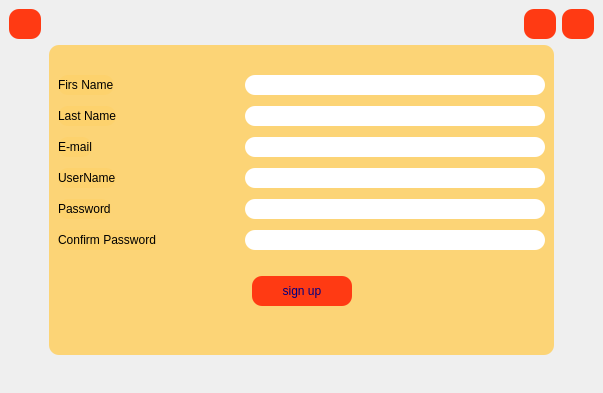
Old version of the form signupform.ui in the repository fatemebd/Library.
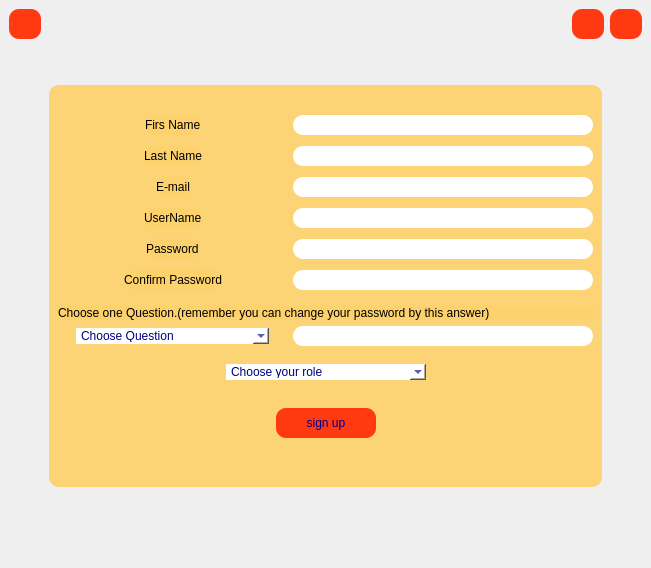
New version of the form. Icons and pictures are not drawn.

Commit message: completing signup form

Diff of the .ui file:
```diff
--- a/signupform.ui
+++ b/signupform.ui
@@ -6,8 +6,8 @@
    <rect>
     <x>0</x>
     <y>0</y>
-    <width>603</width>
-    <height>393</height>
+    <width>651</width>
+    <height>568</height>
    </rect>
   </property>
   <property name="windowTitle">
@@ -117,6 +117,19 @@
       </item>
      </layout>
     </item>
+    <item>
+     <spacer name="verticalSpacer_13">
+      <property name="orientation">
+       <enum>Qt::Vertical</enum>
+      </property>
+      <property name="sizeHint" stdset="0">
+       <size>
+        <width>20</width>
+        <height>40</height>
+       </size>
+      </property>
+     </spacer>
+    </item>
     <item>
      <layout class="QHBoxLayout" name="horizontalLayout_3">
       <property name="topMargin">
@@ -148,8 +161,14 @@
         </property>
         <property name="minimumSize">
          <size>
-          <width>150</width>
-          <height>200</height>
+          <width>200</width>
+          <height>300</height>
+         </size>
+        </property>
+        <property name="maximumSize">
+         <size>
+          <width>16777215</width>
+          <height>1000</height>
          </size>
         </property>
         <property name="styleSheet">
@@ -195,6 +214,19 @@
            <property name="topMargin">
             <number>0</number>
            </property>
+           <item>
+            <spacer name="horizontalSpacer_13">
+             <property name="orientation">
+              <enum>Qt::Horizontal</enum>
+             </property>
+             <property name="sizeHint" stdset="0">
+              <size>
+               <width>40</width>
+               <height>20</height>
+              </size>
+             </property>
+            </spacer>
+           </item>
            <item>
             <widget class="QLabel" name="label">
              <property name="styleSheet">
@@ -248,6 +280,19 @@
            <property name="topMargin">
             <number>0</number>
            </property>
+           <item>
+            <spacer name="horizontalSpacer_14">
+             <property name="orientation">
+              <enum>Qt::Horizontal</enum>
+             </property>
+             <property name="sizeHint" stdset="0">
+              <size>
+               <width>40</width>
+               <height>20</height>
+              </size>
+             </property>
+            </spacer>
+           </item>
            <item>
             <widget class="QLabel" name="label_4">
              <property name="styleSheet">
@@ -301,6 +346,19 @@
            <property name="topMargin">
             <number>0</number>
            </property>
+           <item>
+            <spacer name="horizontalSpacer_15">
+             <property name="orientation">
+              <enum>Qt::Horizontal</enum>
+             </property>
+             <property name="sizeHint" stdset="0">
+              <size>
+               <width>40</width>
+               <height>20</height>
+              </size>
+             </property>
+            </spacer>
+           </item>
            <item>
             <widget class="QLabel" name="label_5">
              <property name="styleSheet">
@@ -354,6 +412,19 @@
            <property name="topMargin">
             <number>0</number>
            </property>
+           <item>
+            <spacer name="horizontalSpacer_16">
+             <property name="orientation">
+              <enum>Qt::Horizontal</enum>
+             </property>
+             <property name="sizeHint" stdset="0">
+              <size>
+               <width>40</width>
+               <height>20</height>
+              </size>
+             </property>
+            </spacer>
+           </item>
            <item>
             <widget class="QLabel" name="label_2">
              <property name="styleSheet">
@@ -407,6 +478,19 @@
            <property name="topMargin">
             <number>0</number>
            </property>
+           <item>
+            <spacer name="horizontalSpacer_17">
+             <property name="orientation">
+              <enum>Qt::Horizontal</enum>
+             </property>
+             <property name="sizeHint" stdset="0">
+              <size>
+               <width>40</width>
+               <height>20</height>
+              </size>
+             </property>
+            </spacer>
+           </item>
            <item>
             <widget class="QLabel" name="label_3">
              <property name="styleSheet">
@@ -461,6 +545,19 @@
            <property name="topMargin">
             <number>0</number>
            </property>
+           <item>
+            <spacer name="horizontalSpacer_18">
+             <property name="orientation">
+              <enum>Qt::Horizontal</enum>
+             </property>
+             <property name="sizeHint" stdset="0">
+              <size>
+               <width>40</width>
+               <height>20</height>
+              </size>
+             </property>
+            </spacer>
+           </item>
            <item>
             <layout class="QVBoxLayout" name="verticalLayout_4">
              <property name="topMargin">
@@ -517,6 +614,202 @@
            <property name="sizeHint" stdset="0">
             <size>
              <width>20</width>
+             <height>10</height>
+            </size>
+           </property>
+          </spacer>
+         </item>
+         <item>
+          <layout class="QHBoxLayout" name="horizontalLayout_11">
+           <property name="topMargin">
+            <number>0</number>
+           </property>
+           <item>
+            <widget class="QLabel" name="label_7">
+             <property name="styleSheet">
+              <string notr="true">color:black;
+font: 75 9pt &quot;MS Shell Dlg 2&quot;;</string>
+             </property>
+             <property name="text">
+              <string>Choose one Question.(remember you can change your password by this answer)</string>
+             </property>
+            </widget>
+           </item>
+          </layout>
+         </item>
+         <item>
+          <layout class="QHBoxLayout" name="horizontalLayout_2">
+           <property name="topMargin">
+            <number>0</number>
+           </property>
+           <item>
+            <spacer name="horizontalSpacer_19">
+             <property name="orientation">
+              <enum>Qt::Horizontal</enum>
+             </property>
+             <property name="sizeHint" stdset="0">
+              <size>
+               <width>40</width>
+               <height>20</height>
+              </size>
+             </property>
+            </spacer>
+           </item>
+           <item>
+            <widget class="QComboBox" name="comboBox">
+             <property name="minimumSize">
+              <size>
+               <width>100</width>
+               <height>0</height>
+              </size>
+             </property>
+             <property name="styleSheet">
+              <string notr="true">background-color: white;</string>
+             </property>
+             <item>
+              <property name="text">
+               <string>Choose Question</string>
+              </property>
+             </item>
+             <item>
+              <property name="text">
+               <string>What is the name of your pet?</string>
+              </property>
+             </item>
+             <item>
+              <property name="text">
+               <string>What was name of toyr first teacher?</string>
+              </property>
+             </item>
+             <item>
+              <property name="text">
+               <string>What is your favorite team?</string>
+              </property>
+             </item>
+             <item>
+              <property name="text">
+               <string>What is yor favorite sport?</string>
+              </property>
+             </item>
+             <item>
+              <property name="text">
+               <string>What is your favorite book?</string>
+              </property>
+             </item>
+             <item>
+              <property name="text">
+               <string>What is your favorite car?</string>
+              </property>
+             </item>
+            </widget>
+           </item>
+           <item>
+            <spacer name="horizontalSpacer_12">
+             <property name="orientation">
+              <enum>Qt::Horizontal</enum>
+             </property>
+             <property name="sizeHint" stdset="0">
+              <size>
+               <width>40</width>
+               <height>20</height>
+              </size>
+             </property>
+            </spacer>
+           </item>
+           <item>
+            <widget class="QLineEdit" name="keyword">
+             <property name="minimumSize">
+              <size>
+               <width>300</width>
+               <height>20</height>
+              </size>
+             </property>
+            </widget>
+           </item>
+          </layout>
+         </item>
+         <item>
+          <spacer name="verticalSpacer_10">
+           <property name="orientation">
+            <enum>Qt::Vertical</enum>
+           </property>
+           <property name="sizeHint" stdset="0">
+            <size>
+             <width>20</width>
+             <height>10</height>
+            </size>
+           </property>
+          </spacer>
+         </item>
+         <item>
+          <layout class="QHBoxLayout" name="horizontalLayout_12">
+           <property name="topMargin">
+            <number>0</number>
+           </property>
+           <item>
+            <spacer name="horizontalSpacer_20">
+             <property name="orientation">
+              <enum>Qt::Horizontal</enum>
+             </property>
+             <property name="sizeHint" stdset="0">
+              <size>
+               <width>40</width>
+               <height>20</height>
+              </size>
+             </property>
+            </spacer>
+           </item>
+           <item>
+            <widget class="QComboBox" name="role">
+             <property name="minimumSize">
+              <size>
+               <width>200</width>
+               <height>0</height>
+              </size>
+             </property>
+             <property name="styleSheet">
+              <string notr="true">background-color:white;</string>
+             </property>
+             <item>
+              <property name="text">
+               <string>Choose your role</string>
+              </property>
+             </item>
+             <item>
+              <property name="text">
+               <string>Admin</string>
+              </property>
+             </item>
+             <item>
+              <property name="text">
+               <string>Member</string>
+              </property>
+             </item>
+            </widget>
+           </item>
+           <item>
+            <spacer name="horizontalSpacer_21">
+             <property name="orientation">
+              <enum>Qt::Horizontal</enum>
+             </property>
+             <property name="sizeHint" stdset="0">
+              <size>
+               <width>40</width>
+               <height>20</height>
+              </size>
+             </property>
+            </spacer>
+           </item>
+          </layout>
+         </item>
+         <item>
+          <spacer name="verticalSpacer_12">
+           <property name="orientation">
+            <enum>Qt::Vertical</enum>
+           </property>
+           <property name="sizeHint" stdset="0">
+            <size>
+             <width>20</width>
              <height>20</height>
             </size>
            </property>
@@ -623,7 +916,7 @@
       <property name="sizeHint" stdset="0">
        <size>
         <width>20</width>
-        <height>4</height>
+        <height>8</height>
        </size>
       </property>
      </spacer>
@@ -636,7 +929,7 @@
       <property name="sizeHint" stdset="0">
        <size>
         <width>20</width>
-        <height>5</height>
+        <height>7</height>
        </size>
       </property>
      </spacer>
```
Left out of the diff: 19 changed lines with no effect on the pictures. The commit also changes 6 other files.
